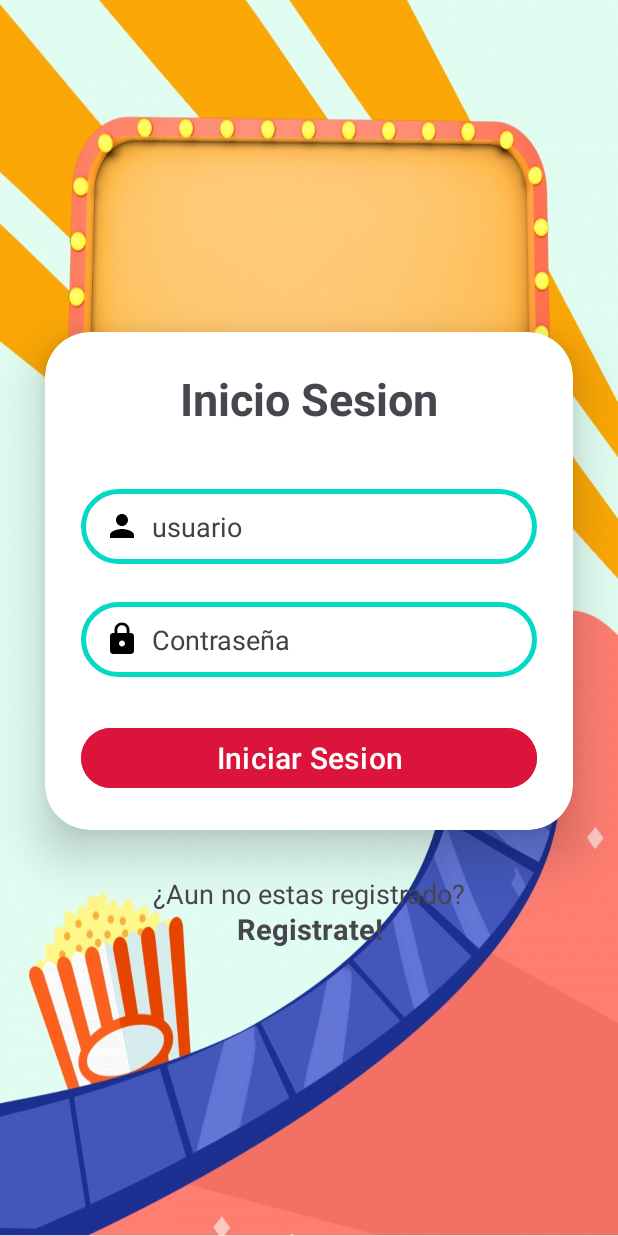
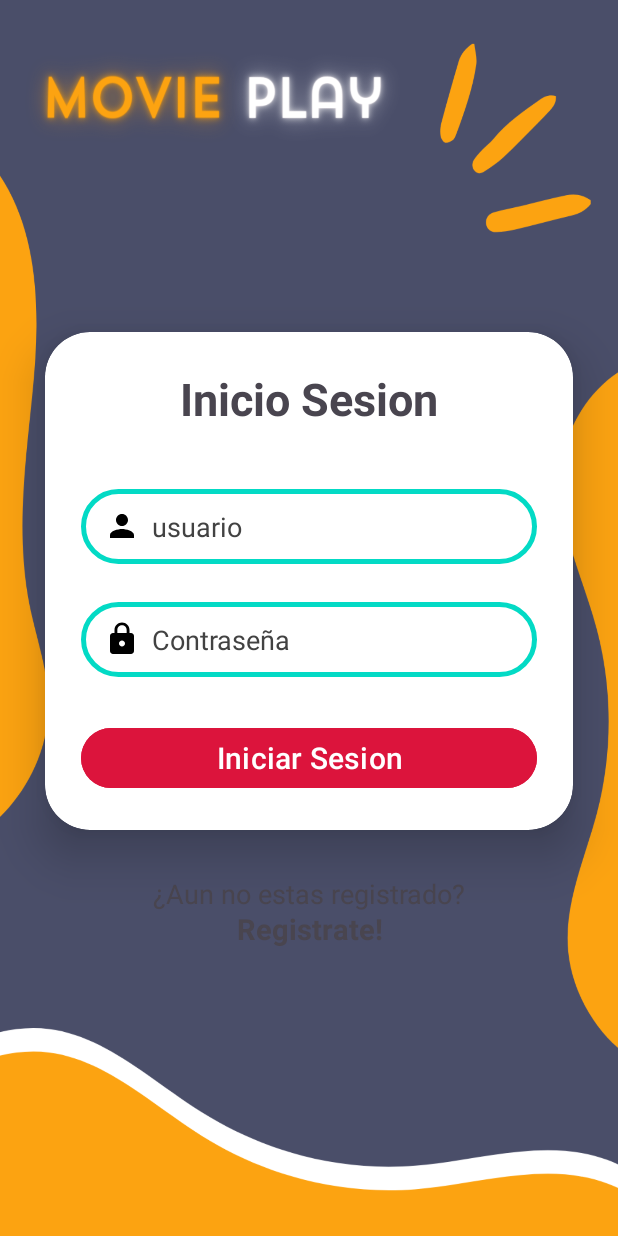
Before and after one commit to PauloRamos2255/ProyectoPeli2, an Android app: the screen it shows after launch (LoginActivity), on a phone screen of 412 x 824 dp. Run offline under Robolectric (Android 15) with nearby library versions, the phone set to English and light mode, and no system bars.

Commit message:
git add.

```diff
--- a/app/src/main/res/layout/login.xml
+++ b/app/src/main/res/layout/login.xml
@@ -4,7 +4,7 @@
     xmlns:tools="http://schemas.android.com/tools"
     android:layout_width="match_parent"
     android:layout_height="match_parent"
-    android:background="@drawable/img_1"
+    android:background="@drawable/login"
     android:gravity="center"
     android:orientation="vertical"
     tools:context=".LoginActivity">
```
Also changed, not shown: app/src/main/res/drawable/login.png (added).
